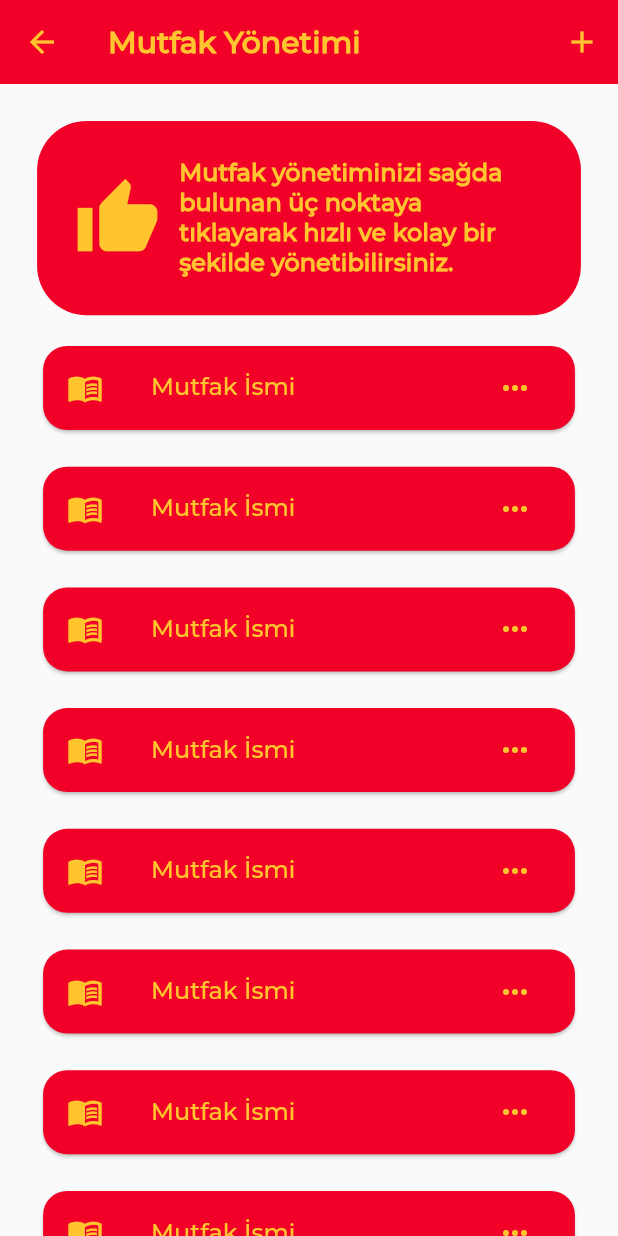
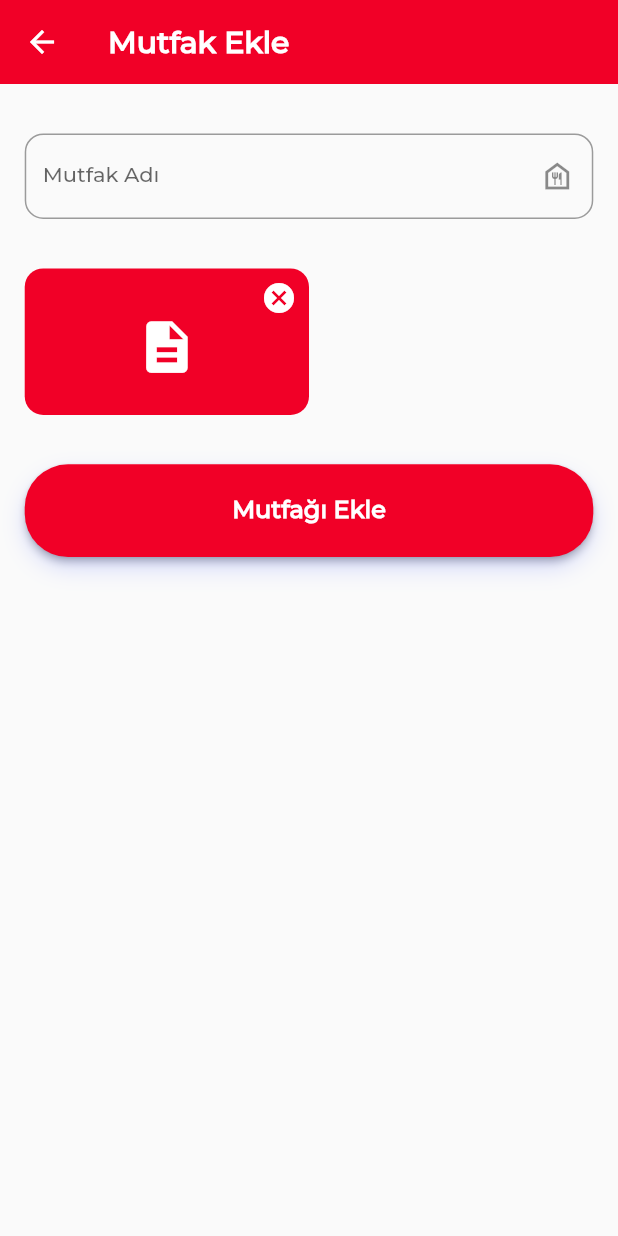
Before and after one commit to akaanuzman/digital_order_system, a Flutter app: the RestaurantKitchenView screen opened directly, after a tap on the "add" icon, on a phone screen of 412 x 824 dp. Run offline on Flutter 3.47's test engine with Material 2 defaults, Android fonts, the phone set to English and light mode, and no system bars; our stand-ins replace animate_do, device_preview, firebase_core, get_storage, shimmer_animation; missing offline and left inert: adaptive_action_sheet; accounts and stored records are empty; generated files the repository leaves out were written again.

Commit message:
restaurant kitchen pages were complated.

```diff
--- a/lib/products/components/action_sheet/edit_and_delete_action.dart
+++ /dev/null
@@ -1,37 +0,0 @@
-import 'package:adaptive_action_sheet/adaptive_action_sheet.dart';
-
-import '../../../_export_ui.dart';
-import '../../theme/color/app_colors.dart';
-
-@immutable
-class EditAndDeleteAction {
-  const EditAndDeleteAction._();
-
-  static Future showEditAndDeleteAction({
-    required BuildContext context,
-    void Function(BuildContext)? editOnTap,
-    void Function(BuildContext)? deleteOnTap,
-  }) {
-    return showAdaptiveActionSheet(
-      context: context,
-      actions: [
-        BottomSheetAction(
-          title: Text(
-            "Düzenle",
-            style:
-                context.textTheme.headlineSmall!.copyWith(color: Colors.blue),
-          ),
-          onPressed: editOnTap ?? (context) {},
-        ),
-        BottomSheetAction(
-          title: Text(
-            "Sil",
-            style: context.textTheme.headlineSmall!
-                .copyWith(color: AppColors.instance.redSavinaPepper),
-          ),
-          onPressed: deleteOnTap ?? (context) {},
-        ),
-      ],
-    );
-  }
-}
--- a/lib/products/components/alert/special_alert.dart
+++ b/lib/products/components/alert/special_alert.dart
@@ -45,7 +45,7 @@ class SpecialAlert extends StatelessWidget with BaseSingleton {
                     Navigator.pop(context);
                   },
               style: ElevatedButton.styleFrom(
-                backgroundColor: Colors.redAccent,
+                backgroundColor: colors.charismaticRed,
                 shape: RoundedRectangleBorder(
                     borderRadius: context.borderRadius10x),
               ),
@@ -59,6 +59,7 @@ class SpecialAlert extends StatelessWidget with BaseSingleton {
                     Navigator.pop(context);
                   },
               buttonLabel: buttonLabel,
+              bgColor: Colors.blue,
               borderRadius: context.borderRadius10x,
             ),
           ),
--- /dev/null
+++ b/lib/products/components/appbar/restaurant_appbar.dart
@@ -0,0 +1,21 @@
+import 'package:digital_order_system/_export_ui.dart';
+
+import '../../theme/color/app_colors.dart';
+
+class RestaurantAppBar extends AppBar {
+  RestaurantAppBar({
+    super.key,
+    required String title,
+    List<Widget>? actions,
+  }) : super(
+          backgroundColor: AppColors.instance.redSavinaPepper,
+          title: FadeInDown(
+            child: Text(
+              title,
+              style: const TextStyle(color: Colors.white),
+            ),
+          ),
+          iconTheme: const IconThemeData(color: Colors.white),
+          actions: actions,
+        );
+}
--- /dev/null
+++ b/lib/products/components/information_container/informantion_container.dart
@@ -0,0 +1,55 @@
+import 'package:digital_order_system/_export_ui.dart';
+
+class InformationContainer extends StatelessWidget with BaseSingleton {
+  final IconData icon;
+  final String information;
+  final EdgeInsetsGeometry? margin;
+
+  const InformationContainer({
+    super.key,
+    required this.icon,
+    required this.information,
+    this.margin,
+  });
+
+  @override
+  Widget build(BuildContext context) {
+    return infoContainer(context);
+  }
+
+  Container infoContainer(BuildContext context) {
+    return Container(
+      decoration: BoxDecoration(
+        color: colors.redSavinaPepper,
+        borderRadius: context.borderRadius8x,
+      ),
+      padding: context.padding6x,
+      margin: margin ?? context.padding3x,
+      child: Row(
+        children: [
+          infoIcon(context),
+          context.emptySizedWidthBox3x,
+          infoText(context),
+        ],
+      ),
+    );
+  }
+
+  Icon infoIcon(BuildContext context) {
+    return Icon(
+      icon,
+      color: Colors.white,
+      size: context.val14x,
+    );
+  }
+
+  Flexible infoText(BuildContext context) {
+    return Flexible(
+      child: Text(
+        information,
+        style: context.textTheme.headlineSmall!.copyWith(color: Colors.white),
+        maxLines: 5,
+      ),
+    );
+  }
+}
--- a/lib/products/components/text_field/special_text_field.dart
+++ b/lib/products/components/text_field/special_text_field.dart
@@ -2,7 +2,7 @@ import 'package:flutter/material.dart';
 
 import '../../../core/extensions/ui_extensions.dart';
 
-class DisplayMediumTextField extends StatelessWidget {
+class SpecialTextField extends StatelessWidget {
   final String labelText;
   final Widget suffixIcon;
   final String? hintText;
@@ -10,7 +10,7 @@ class DisplayMediumTextField extends StatelessWidget {
   final TextStyle? textFormFieldTextStyle;
   final TextInputType? keyboardType;
   final TextInputAction? textInputAction;
-  const DisplayMediumTextField({
+  const SpecialTextField({
     super.key,
     required this.labelText,
     required this.suffixIcon,
--- a/lib/views/auth/login/login_view.dart
+++ b/lib/views/auth/login/login_view.dart
@@ -78,8 +78,8 @@ class LoginView extends StatelessWidget with BaseSingleton {
     );
   }
 
-  DisplayMediumTextField emailField(BuildContext context) {
-    return DisplayMediumTextField(
+  SpecialTextField emailField(BuildContext context) {
+    return SpecialTextField(
       labelText: AppLocalizations.of(context)!.emailLabelText,
       suffixIcon: const Icon(Icons.email),
       hintText: stringConstants.loginEmailHintText,
@@ -91,7 +91,7 @@ class LoginView extends StatelessWidget with BaseSingleton {
   Widget passwordField(BuildContext context) {
     return Consumer<LoginViewModel>(
       builder: (context, pv, _) {
-        return DisplayMediumTextField(
+        return SpecialTextField(
           labelText: AppLocalizations.of(context)!.passwordLabelText,
           suffixIcon: IconButton(
             onPressed: () => pv.openOrCloseObscureText,
--- a/lib/views/auth/register/register_view.dart
+++ b/lib/views/auth/register/register_view.dart
@@ -75,8 +75,8 @@ class RegisterView extends StatelessWidget with BaseSingleton {
     );
   }
 
-  DisplayMediumTextField emailField(BuildContext context) {
-    return DisplayMediumTextField(
+  SpecialTextField emailField(BuildContext context) {
+    return SpecialTextField(
       labelText: AppLocalizations.of(context)!.emailLabelText,
       suffixIcon: const Icon(Icons.email),
       hintText: stringConstants.loginEmailHintText,
@@ -88,7 +88,7 @@ class RegisterView extends StatelessWidget with BaseSingleton {
   Widget passwordField(BuildContext context) {
     return Consumer<RegisterViewModel>(
       builder: (context, pv, _) {
-        return DisplayMediumTextField(
+        return SpecialTextField(
           labelText: AppLocalizations.of(context)!.passwordLabelText,
           suffixIcon: IconButton(
             onPressed: () => pv.openOrCloseObscureText,
--- /dev/null
+++ b/lib/views/home/kitchen/kitchen_operations_view.dart
@@ -0,0 +1,124 @@
+import 'package:digital_order_system/_export_ui.dart';
+import 'package:digital_order_system/products/components/appbar/restaurant_appbar.dart';
+import 'package:digital_order_system/products/components/button/custom_button.dart';
+import 'package:digital_order_system/products/components/text_field/special_text_field.dart';
+import 'package:digital_order_system/products/enums/custom_button_enum.dart';
+
+class KitchenOperationView extends StatelessWidget with BaseSingleton {
+  final bool isEdit;
+  const KitchenOperationView({
+    super.key,
+    this.isEdit = false,
+  });
+
+  @override
+  Widget build(BuildContext context) {
+    return Scaffold(
+      appBar: RestaurantAppBar(title: "Mutfak Ekle"),
+      body: FadeInUp(
+        child: ListView(
+          padding: context.padding4x,
+          children: [
+            context.emptySizedHeightBox2x,
+            kitchenNameField(),
+            context.emptySizedHeightBox4x,
+            imageSectionCard(context),
+            context.emptySizedHeightBox4x,
+            addOrEditKitchenBtn(context),
+          ],
+        ),
+      ),
+    );
+  }
+
+  SpecialTextField kitchenNameField() {
+    return const SpecialTextField(
+      labelText: "Mutfak Adı",
+      suffixIcon: Icon(Icons.food_bank_outlined),
+    );
+  }
+
+  // TODO: MAKE A COMPONENT
+  Row imageSectionCard(BuildContext context) {
+    return Row(
+      children: [
+        Expanded(
+          child: imageSection(context),
+        ),
+        const Spacer(),
+      ],
+    );
+  }
+
+  GestureDetector imageSection(BuildContext context) {
+    return GestureDetector(
+      onTap: () {},
+      child: Container(
+          decoration: BoxDecoration(
+            color: colors.redSavinaPepper,
+            borderRadius: context.borderRadius3x,
+          ),
+          child: showAndDeleteImageSection(context)
+          // child: uploadImageSection(context),
+          ),
+    );
+  }
+
+  Padding showAndDeleteImageSection(BuildContext context) {
+    return Padding(
+      padding: const EdgeInsets.all(8.0),
+      child: Column(
+        mainAxisAlignment: MainAxisAlignment.center,
+        children: [
+          Align(
+            alignment: Alignment.topRight,
+            child: GestureDetector(
+              onTap: () {},
+              child: const Icon(
+                Icons.cancel,
+                color: Colors.white,
+              ),
+            ),
+          ),
+          Icon(
+            Icons.description,
+            color: Colors.white,
+            size: context.val10x,
+          ),
+          context.emptySizedHeightBox2x,
+        ],
+      ),
+    );
+  }
+
+  Padding uploadImageSection(BuildContext context) {
+    return Padding(
+      padding: context.padding4x,
+      child: Column(
+        children: [
+          Text(
+            "Mutfak Resmi Yükle",
+            style: context.textTheme.labelMedium!.copyWith(
+              color: Colors.white,
+              fontWeight: context.fw700,
+            ),
+          ),
+          context.emptySizedHeightBox1x,
+          Icon(
+            Icons.add_circle,
+            size: context.val7x,
+            color: Colors.white,
+          )
+        ],
+      ),
+    );
+  }
+
+  CustomButton addOrEditKitchenBtn(BuildContext context) {
+    return CustomButton(
+      context: context,
+      buttonType: CustomButtonEnum.medium,
+      label: isEdit ? "Değişikleri Kaydet" : "Mutfağı Ekle",
+    );
+  }
+}
--- a/lib/views/home/kitchen/restaurant_kitchen_view.dart
+++ b/lib/views/home/kitchen/restaurant_kitchen_view.dart
@@ -1,19 +1,30 @@
-import 'package:adaptive_action_sheet/adaptive_action_sheet.dart';
 import 'package:digital_order_system/_export_ui.dart';
-import 'package:digital_order_system/products/components/action_sheet/edit_and_delete_action.dart';
+import 'package:digital_order_system/products/components/appbar/restaurant_appbar.dart';
+import 'package:digital_order_system/products/components/information_container/informantion_container.dart';
+import 'package:digital_order_system/products/enums/alert_enum.dart';
+import 'package:digital_order_system/views/home/kitchen/kitchen_operations_view.dart';
 
 class RestaurantKitchenView extends StatelessWidget with BaseSingleton {
   const RestaurantKitchenView({super.key});
 
+  Future goToKitchenOperationsPage(BuildContext context) async {
+    await Navigator.push(
+      context,
+      MaterialPageRoute(
+        builder: (context) => const KitchenOperationView(),
+      ),
+    );
+  }
+
   @override
   Widget build(BuildContext context) {
     return Scaffold(
-      appBar: appBar(),
+      appBar: appBar(context),
       body: FadeInUp(
         child: ListView(
           padding: context.padding6x,
           children: [
-            managementInfoContainer(context),
+            managementInfoContainer(),
             kitchenList(context),
           ],
         ),
@@ -21,59 +32,24 @@ class RestaurantKitchenView extends StatelessWidget with BaseSingleton {
     );
   }
 
-  AppBar appBar() {
-    return AppBar(
-      backgroundColor: colors.redSavinaPepper,
-      title: FadeInDown(
-        child: Text(
-          "Mutfak Yönetimi",
-          style: TextStyle(color: colors.notYoCheese),
-        ),
-      ),
-      iconTheme: IconThemeData(color: colors.notYoCheese),
-      actions: [
-        IconButton(
-          onPressed: () {},
-          icon: const Icon(Icons.add),
-        ),
-      ],
+  InformationContainer managementInfoContainer() {
+    return const InformationContainer(
+      icon: Icons.thumb_up,
+      information:
+          "Mutfak yönetiminizi sağda bulunan üç noktaya tıklayarak hızlı ve kolay bir şekilde yönetibilirsiniz.",
+      margin: EdgeInsets.zero,
     );
   }
 
-  //TODO: MAKE A COMPONENT
-  Container managementInfoContainer(BuildContext context) {
-    return Container(
-      decoration: BoxDecoration(
-        color: colors.redSavinaPepper,
-        borderRadius: context.borderRadius8x,
-      ),
-      padding: context.padding6x,
-      child: Row(
-        children: [
-          managementInfoIcon(context),
-          context.emptySizedWidthBox3x,
-          managementInfoText(context),
-        ],
-      ),
-    );
-  }
-
-  Icon managementInfoIcon(BuildContext context) {
-    return Icon(
-      Icons.thumb_up,
-      color: colors.notYoCheese,
-      size: context.val14x,
-    );
-  }
-
-  Flexible managementInfoText(BuildContext context) {
-    return Flexible(
-      child: Text(
-        "Mutfak yönetiminizi sağda bulunan üç noktaya tıklayarak hızlı ve kolay bir şekilde yönetibilirsiniz.",
-        style: context.textTheme.headlineSmall!
-            .copyWith(color: colors.notYoCheese),
-        maxLines: 5,
-      ),
+  AppBar appBar(BuildContext context) {
+    return RestaurantAppBar(
+      title: "Mutfak Yönetimi",
+      actions: [
+        IconButton(
+          onPressed: () => goToKitchenOperationsPage(context),
+          icon: const Icon(Icons.add),
+        )
+      ],
     );
   }
 
@@ -94,8 +70,21 @@ class RestaurantKitchenView extends StatelessWidget with BaseSingleton {
         leading: const Icon(Icons.menu_book),
         title: const Text("Mutfak İsmi"),
         trailing: IconButton(
-          onPressed: () =>
-              EditAndDeleteAction.showEditAndDeleteAction(context: context),
+          onPressed: () => uiUtils.showEditAndDeleteAction(
+            context: context,
+            editOnTap: (context) async =>
+                goToKitchenOperationsPage(context).then(
+              (value) => Navigator.pop(context),
+            ),
+            deleteOnTap: (context) => uiUtils.showAlertDialog(
+              context: context,
+              alertEnum: AlertEnum.AREUSURE,
+              contentTitle: "Emin misiniz?",
+              contentSubtitle: "Kayıtlı olan mutfak silinecektir.",
+              buttonLabel: "Evet",
+              secondButtonLabel: "Hayır"
+            ),
+          ),
           icon: const Icon(Icons.more_horiz),
         ),
       ),
```
Also changed, not shown: lib/products/theme/app_theme.dart (+4 -3 lines), lib/products/utils/ui_utils.dart (+37 -1 lines), lib/views/home/restaurant_home_view.dart (+14 -49 lines).
